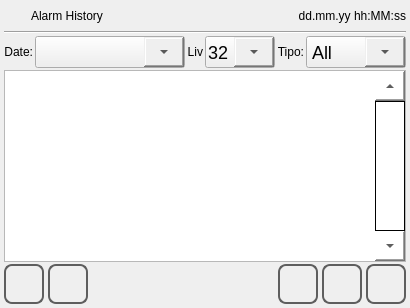
MECTsrl/mect_plugins, file qt_library/ATCMalarms/alarms_history.ui: the form before one commit.
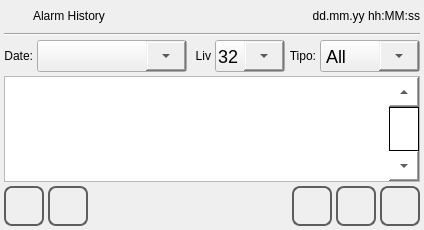
The form after the commit. Icons and pictures are not drawn.

What changed in the file:
```diff
--- a/qt_library/ATCMalarms/alarms_history.ui
+++ b/qt_library/ATCMalarms/alarms_history.ui
@@ -6,7 +6,8 @@
    <rect>
     <x>0</x>
     <y>0</y>
-    %Model%
+    <width>424</width>
+    <height>230</height>
    </rect>
   </property>
   <property name="minimumSize">
@@ -29,7 +30,7 @@
   </property>
   <layout class="QVBoxLayout" name="verticalLayout">
    <property name="spacing">
-    <number>2</number>
+    <number>4</number>
    </property>
    <property name="margin">
     <number>4</number>
@@ -141,7 +142,7 @@
        <property name="minimumSize">
         <size>
          <width>150</width>
-         <height>34</height>
+         <height>32</height>
         </size>
        </property>
        <property name="maximumSize">
@@ -226,7 +227,7 @@
        <property name="minimumSize">
         <size>
          <width>70</width>
-         <height>34</height>
+         <height>32</height>
         </size>
        </property>
        <property name="maximumSize">
@@ -316,7 +317,7 @@
        <property name="minimumSize">
         <size>
          <width>100</width>
-         <height>34</height>
+         <height>32</height>
         </size>
        </property>
        <property name="maximumSize">
@@ -402,7 +403,7 @@
       <widget class="QListWidget" name="listWidget">
        <property name="font">
         <font>
-         <family>Ubuntu</family>
+         <family>DejaVu Sans Mono</family>
          <pointsize>16</pointsize>
          <weight>50</weight>
          <italic>false</italic>
```
Left out of the diff: 2 changed lines with no effect on the pictures.
